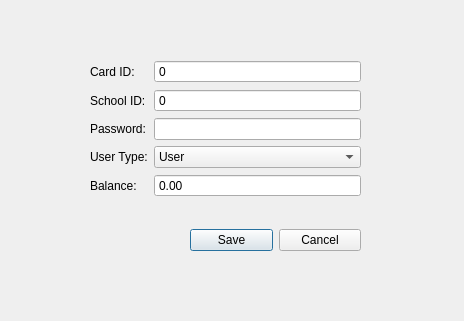
Above: src/windows/ui/AddUserDialog.ui from 1icolo/AUPay before the change. Below: the same form after it.
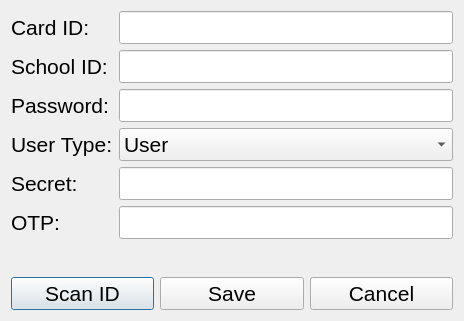
That is the form after the change.

Commit message: added OTP to Add User, hash encryption to card id, password, and secret

Patch:
```diff
--- a/src/windows/ui/AddUserDialog.ui
+++ b/src/windows/ui/AddUserDialog.ui
@@ -25,32 +25,109 @@
   <property name="modal">
    <bool>false</bool>
   </property>
-  <widget class="QWidget" name="formLayoutWidget">
-   <property name="geometry">
-    <rect>
-     <x>90</x>
-     <y>60</y>
-     <width>271</width>
-     <height>152</height>
-    </rect>
-   </property>
+  <layout class="QGridLayout" name="gridLayout">
+   <item row="1" column="0">
+    <layout class="QHBoxLayout" name="horizontalLayout">
+     <item>
+      <widget class="QPushButton" name="buttonScanId_addUser">
+       <property name="font">
+        <font>
+         <family>Segoe UI</family>
+         <pointsize>16</pointsize>
+        </font>
+       </property>
+       <property name="text">
+        <string>Scan ID</string>
+       </property>
+      </widget>
+     </item>
+     <item>
+      <widget class="QPushButton" name="buttonSave_addUser">
+       <property name="font">
+        <font>
+         <family>Segoe UI</family>
+         <pointsize>16</pointsize>
+        </font>
+       </property>
+       <property name="text">
+        <string>Save</string>
+       </property>
+      </widget>
+     </item>
+     <item>
+      <widget class="QPushButton" name="buttonCancel_addUser">
+       <property name="font">
+        <font>
+         <family>Segoe UI</family>
+         <pointsize>16</pointsize>
+        </font>
+       </property>
+       <property name="text">
+        <string>Cancel</string>
+       </property>
+      </widget>
+     </item>
+    </layout>
+   </item>
+   <item row="0" column="0">
    <layout class="QFormLayout" name="formLayout">
     <item row="0" column="0">
      <widget class="QLabel" name="label_5">
+       <property name="font">
+        <font>
+         <family>Segoe UI</family>
+         <pointsize>16</pointsize>
+        </font>
+       </property>
       <property name="text">
        <string>Card ID:</string>
       </property>
      </widget>
     </item>
+     <item row="0" column="1">
+      <widget class="QLineEdit" name="cardID_addUser">
+       <property name="font">
+        <font>
+         <family>Segoe UI</family>
+         <pointsize>16</pointsize>
+        </font>
+       </property>
+       <property name="readOnly">
+        <bool>true</bool>
+       </property>
+      </widget>
+     </item>
     <item row="1" column="0">
      <widget class="QLabel" name="label">
+       <property name="font">
+        <font>
+         <family>Segoe UI</family>
+         <pointsize>16</pointsize>
+        </font>
+       </property>
       <property name="text">
        <string>School ID:</string>
       </property>
      </widget>
     </item>
+     <item row="1" column="1">
+      <widget class="QLineEdit" name="schoolID_addUser">
+       <property name="font">
+        <font>
+         <family>Segoe UI</family>
+         <pointsize>16</pointsize>
+        </font>
+       </property>
+      </widget>
+     </item>
     <item row="2" column="0">
      <widget class="QLabel" name="label_2">
+       <property name="font">
+        <font>
+         <family>Segoe UI</family>
+         <pointsize>16</pointsize>
+        </font>
+       </property>
       <property name="text">
        <string>Password:</string>
       </property>
@@ -58,6 +135,12 @@
     </item>
     <item row="2" column="1">
      <widget class="QLineEdit" name="password_addUser">
+       <property name="font">
+        <font>
+         <family>Segoe UI</family>
+         <pointsize>16</pointsize>
+        </font>
+       </property>
       <property name="cursor">
        <cursorShape>IBeamCursor</cursorShape>
       </property>
@@ -77,6 +160,12 @@
     </item>
     <item row="3" column="0">
      <widget class="QLabel" name="label_3">
+       <property name="font">
+        <font>
+         <family>Segoe UI</family>
+         <pointsize>16</pointsize>
+        </font>
+       </property>
       <property name="text">
        <string>User Type:</string>
       </property>
@@ -84,6 +173,12 @@
     </item>
     <item row="3" column="1">
      <widget class="QComboBox" name="userType_addUser">
+       <property name="font">
+        <font>
+         <family>Segoe UI</family>
+         <pointsize>16</pointsize>
+        </font>
+       </property>
       <property name="focusPolicy">
        <enum>Qt::StrongFocus</enum>
       </property>
@@ -117,81 +212,56 @@
     </item>
     <item row="4" column="0">
      <widget class="QLabel" name="label_4">
+       <property name="font">
+        <font>
+         <family>Segoe UI</family>
+         <pointsize>16</pointsize>
+        </font>
+       </property>
       <property name="text">
-       <string>Balance:</string>
-      </property>
-     </widget>
-    </item>
-    <item row="0" column="1">
-     <widget class="QSpinBox" name="cardID_addUser">
-      <property name="focusPolicy">
-       <enum>Qt::StrongFocus</enum>
-      </property>
-      <property name="buttonSymbols">
-       <enum>QAbstractSpinBox::NoButtons</enum>
-      </property>
-      <property name="maximum">
-       <number>10000000</number>
-      </property>
-     </widget>
-    </item>
-    <item row="1" column="1">
-     <widget class="QSpinBox" name="schoolID_addUser">
-      <property name="focusPolicy">
-       <enum>Qt::StrongFocus</enum>
-      </property>
-      <property name="buttonSymbols">
-       <enum>QAbstractSpinBox::NoButtons</enum>
-      </property>
-      <property name="maximum">
-       <number>10000000</number>
-      </property>
-      <property name="stepType">
-       <enum>QAbstractSpinBox::DefaultStepType</enum>
+        <string>Secret:</string>
       </property>
      </widget>
     </item>
     <item row="4" column="1">
-     <widget class="QDoubleSpinBox" name="balance_addUser">
-      <property name="focusPolicy">
-       <enum>Qt::StrongFocus</enum>
-      </property>
-      <property name="buttonSymbols">
-       <enum>QAbstractSpinBox::NoButtons</enum>
-      </property>
-      <property name="maximum">
-       <double>10000000.990000000223517</double>
-      </property>
-     </widget>
-    </item>
-   </layout>
-  </widget>
-  <widget class="QWidget" name="horizontalLayoutWidget">
-   <property name="geometry">
-    <rect>
-     <x>190</x>
-     <y>220</y>
-     <width>171</width>
-     <height>41</height>
-    </rect>
-   </property>
-   <layout class="QHBoxLayout" name="horizontalLayout">
-    <item>
-     <widget class="QPushButton" name="buttonSave_addUser">
+      <widget class="QLineEdit" name="secret_addUser">
+       <property name="font">
+        <font>
+         <family>Segoe UI</family>
+         <pointsize>16</pointsize>
+        </font>
+       </property>
+       <property name="readOnly">
+        <bool>true</bool>
+       </property>
+      </widget>
+     </item>
+     <item row="5" column="0">
+      <widget class="QLabel" name="label_6">
+       <property name="font">
+        <font>
+         <family>Segoe UI</family>
+         <pointsize>16</pointsize>
+        </font>
+       </property>
       <property name="text">
-       <string>Save</string>
+        <string>OTP:</string>
       </property>
      </widget>
     </item>
-    <item>
-     <widget class="QPushButton" name="buttonCancel_addUser">
-      <property name="text">
-       <string>Cancel</string>
+     <item row="5" column="1">
+      <widget class="QLineEdit" name="otpt_addUser">
+       <property name="font">
+        <font>
+         <family>Segoe UI</family>
+         <pointsize>16</pointsize>
+        </font>
       </property>
      </widget>
     </item>
    </layout>
-  </widget>
+   </item>
+  </layout>
  </widget>
  <resources/>
  <connections/>
```
Lines whose indentation alone changed are shown as unchanged. The commit also changes 4 other files.
